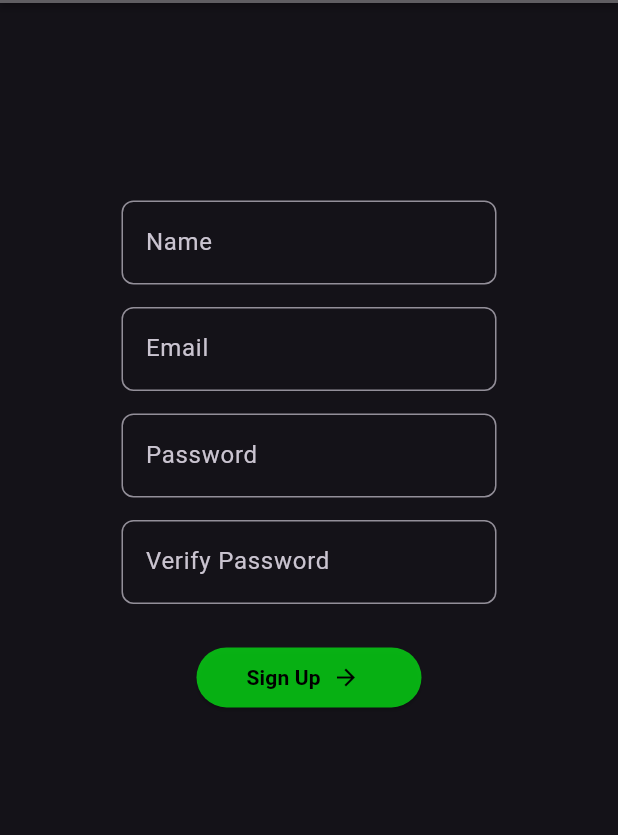
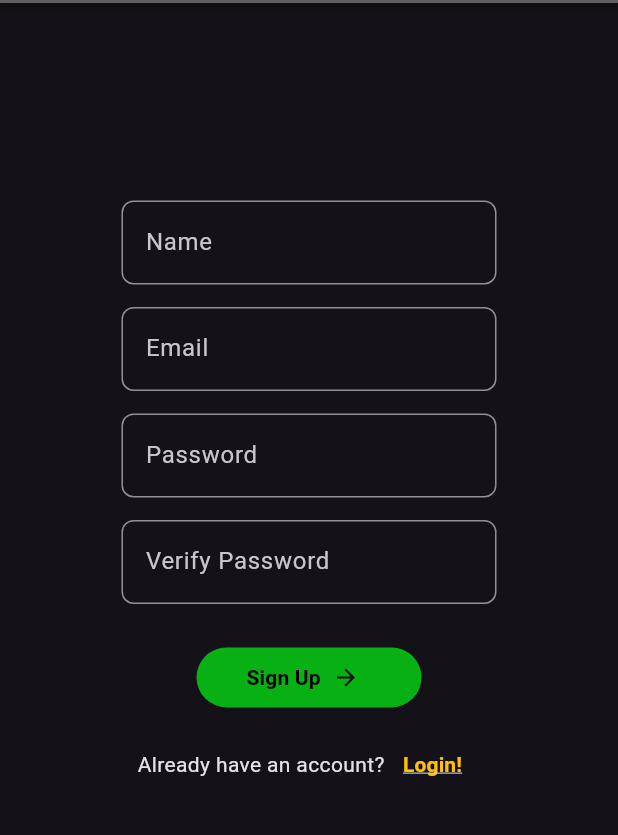
Before and after one commit to aplpteam/flipmark, a Flutter app: the SignUpPage screen opened directly, on a phone screen of 412 x 824 dp, the part 84-919 px from its top. Run offline on Flutter 3.47's test engine with Material 3 defaults, Android fonts, the phone set to English and light mode, and no system bars.

Commit message:
Added navigation routes

```diff
--- a/flipmark/lib/features/auth/signup_page.dart
+++ b/flipmark/lib/features/auth/signup_page.dart
@@ -1,16 +1,38 @@
+//required packages
 import 'package:flutter/material.dart';
 
+//custom widgets
 import 'widgets/auth_appbar_widget.dart';
 import 'widgets/auth_field_widget.dart';
 import 'widgets/enter_button_widget.dart';
+import 'widgets/navigation_text.dart';
+import 'login_page.dart';
 
-class SignUpPage extends StatelessWidget {
-  SignUpPage({super.key});
+class SignUpPage extends StatefulWidget {
+  const SignUpPage({super.key});
 
+  @override
+  State<SignUpPage> createState() => _SignUpPageState();
+}
+
+class _SignUpPageState extends State<SignUpPage> {
   final TextEditingController _nameController = TextEditingController();
+
   final TextEditingController _emailController = TextEditingController();
+
   final TextEditingController _passwordController = TextEditingController();
-  final TextEditingController _verifyPasswordController = TextEditingController();
+
+  final TextEditingController _verifyPasswordController =
+      TextEditingController();
+
+  @override
+  void dispose() {
+    _nameController.dispose();
+    _emailController.dispose();
+    _passwordController.dispose();
+    _verifyPasswordController.dispose();
+    super.dispose();
+  }
 
   @override
   Widget build(BuildContext context) {
@@ -57,6 +79,14 @@ class SignUpPage extends StatelessWidget {
                   },
                   icon: Icon(Icons.arrow_forward),
                 ),
+                SizedBox(height: 10),
+                NavigationText(
+                  normalText: "Already have an account?",
+                  buttonedText: "Login!",
+                  onPressed: () {
+                    Navigator.pop(context);
+                  },
+                ),
               ],
             ),
           ),
--- /dev/null
+++ b/flipmark/lib/features/auth/widgets/navigation_text.dart
@@ -0,0 +1,36 @@
+import 'package:flutter/material.dart';
+
+class NavigationText extends StatelessWidget {
+  const NavigationText({
+    super.key,
+    required this.normalText,
+    required this.buttonedText,
+    required this.onPressed,
+  });
+
+  final String normalText;
+  final String buttonedText;
+  final VoidCallback onPressed;
+
+  @override
+  Widget build(BuildContext context) {
+    return Row(
+      mainAxisAlignment: MainAxisAlignment.center,
+      children: [
+        Text(normalText),
+        TextButton(
+          onPressed: onPressed,
+          style: TextButton.styleFrom(padding: EdgeInsets.zero),
+          child: Text(
+            buttonedText,
+            style: TextStyle(
+              fontWeight: FontWeight.bold,
+              color: Colors.amber,
+              decoration: TextDecoration.underline,
+            ),
+          ),
+        ),
+      ],
+    );
+  }
+}
--- a/flipmark/lib/main.dart
+++ b/flipmark/lib/main.dart
@@ -1,6 +1,8 @@
 
 import 'package:flutter/material.dart';
 import 'package:flipmark/features/home/home_page.dart';
+import 'package:flipmark/features/auth/login_page.dart';
+import 'package:flipmark/features/auth/signup_page.dart';
 
 void main() {
   runApp(MyApp());
@@ -15,7 +17,7 @@ class MyApp extends StatelessWidget {
     return MaterialApp(
       themeMode: ThemeMode.dark,
       darkTheme: ThemeData.dark(),
-      home: const HomePage(),
+      home: LoginPage(),
     );
   }
 }
```
Also changed, not shown: flipmark/lib/features/auth/login_page.dart (+28 -2 lines).
